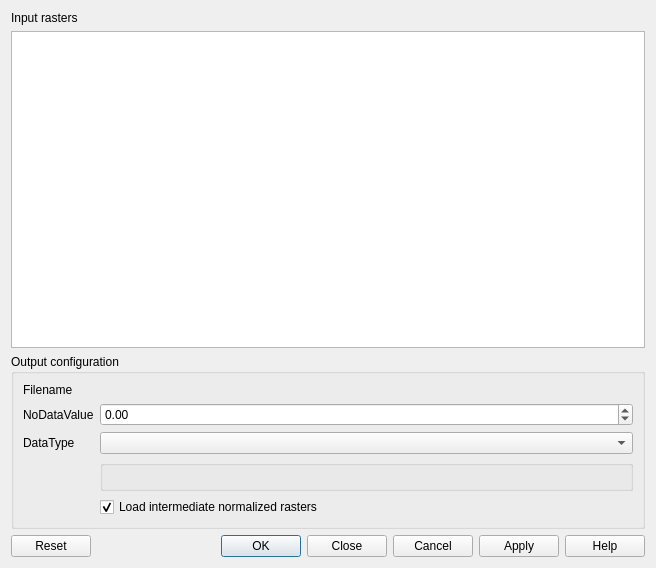
This is pan_batido/views/dialog.ui in fire2a/qgis-pan-europeo as Qt 5 draws it before an edit. The edited form follows.
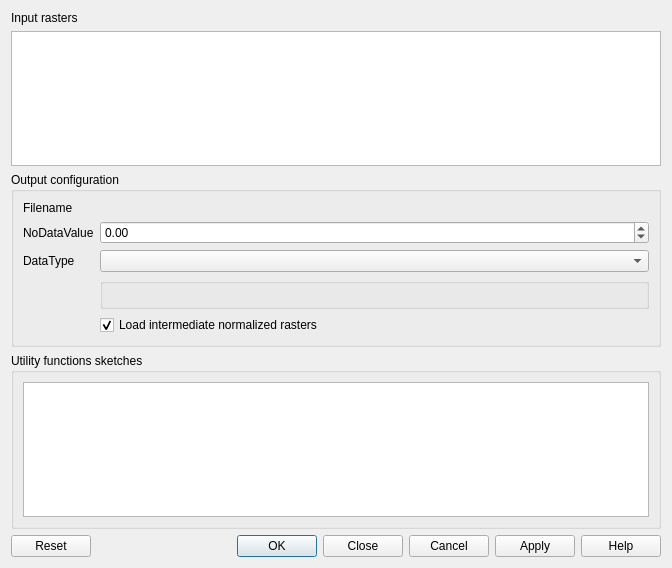
This is the edited form. Custom widgets are drawn as their Qt base class.

Commit message:
36 change utility function params name (#37)
* renamed params a-> a=0, b->b=0

* adds algorithm name & params as metadata in the generated rasters

* added graphs to dialog

* OverflowError try catch surround

* update minimum qgis v3.36.2 (new gdal_calc.py python>3.9)

* replace release artifact

* unfix replace but not remove artifact

What changed in the file:
```diff
--- a/pan_batido/views/dialog.ui
+++ b/pan_batido/views/dialog.ui
@@ -6,7 +6,7 @@
    <rect>
     <x>0</x>
     <y>0</y>
-    <width>656</width>
+    <width>672</width>
     <height>568</height>
    </rect>
   </property>
@@ -111,6 +111,25 @@
      </layout>
     </widget>
    </item>
+   <item>
+    <widget class="QgsCollapsibleGroupBox" name="mGroupBox_2">
+     <property name="title">
+      <string>Utility functions sketches</string>
+     </property>
+     <property name="collapsed">
+      <bool>true</bool>
+     </property>
+     <layout class="QGridLayout" name="gridLayout">
+      <item row="0" column="0">
+       <widget class="QGraphicsView" name="graphicsView">
+        <property name="viewportUpdateMode">
+         <enum>QGraphicsView::SmartViewportUpdate</enum>
+        </property>
+       </widget>
+      </item>
+     </layout>
+    </widget>
+   </item>
    <item>
     <widget class="QDialogButtonBox" name="button_box">
      <property name="standardButtons">
```
The commit also changes 10 other files.
